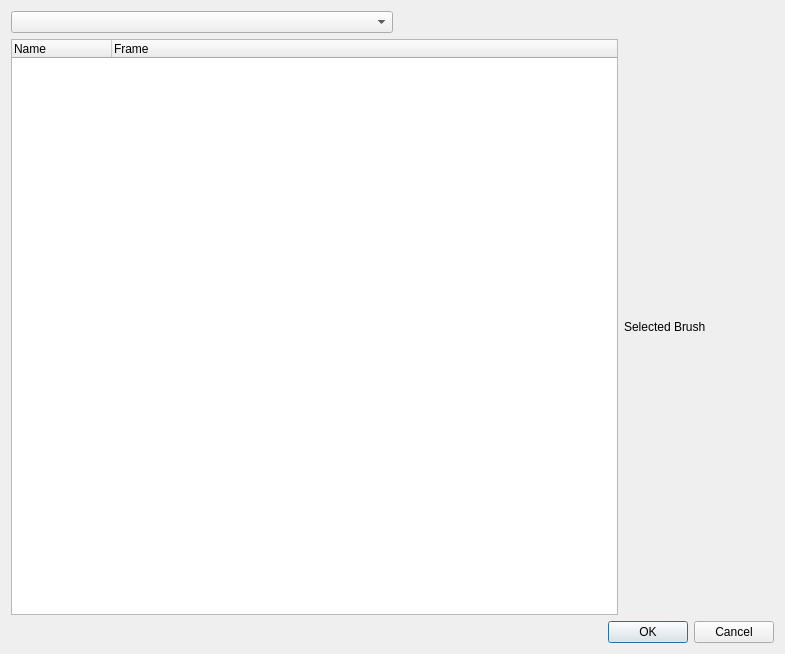
This is brickleedit/src/gui/brushmanager/brushselection.ui in paarm/bricklebrit as Qt 5 draws it before an edit. The edited form follows.
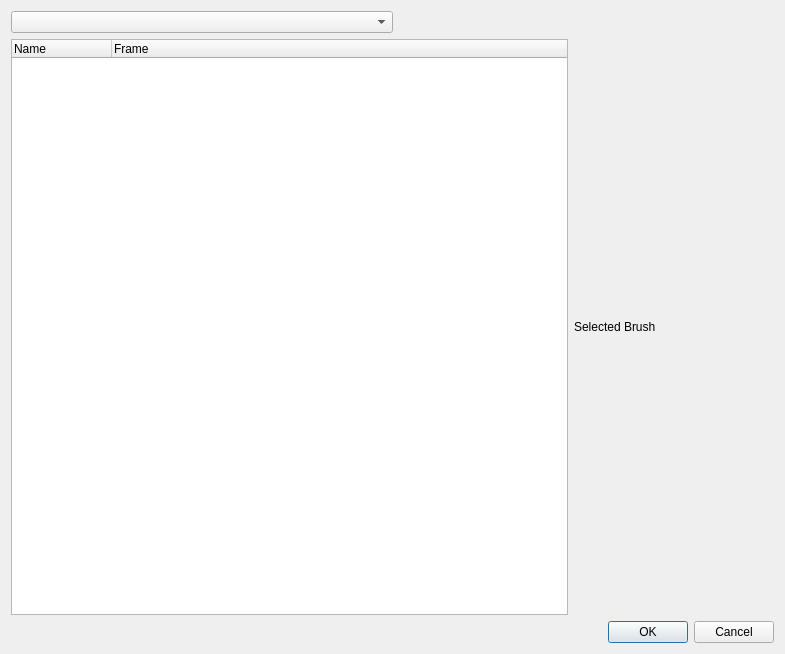
This is the edited form.

Diff of the .ui file:
```diff
--- a/brickleedit/src/gui/brushmanager/brushselection.ui
+++ b/brickleedit/src/gui/brushmanager/brushselection.ui
@@ -61,7 +61,7 @@
       <widget class="QLabel" name="previewImage">
        <property name="minimumSize">
         <size>
-         <width>150</width>
+         <width>200</width>
          <height>0</height>
         </size>
        </property>
```
